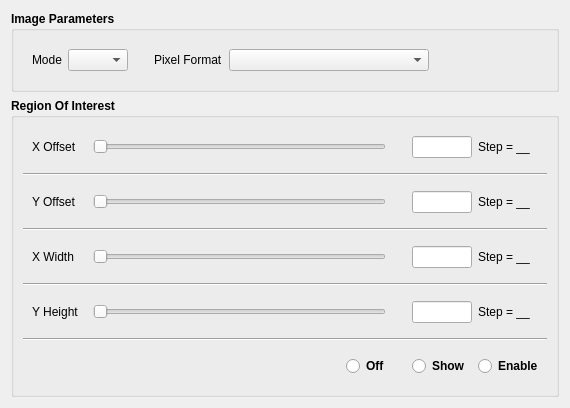
Above: src/gui/format7_settings_dialog.ui from janelia-idf/bias before the change. Below: the same form after it.
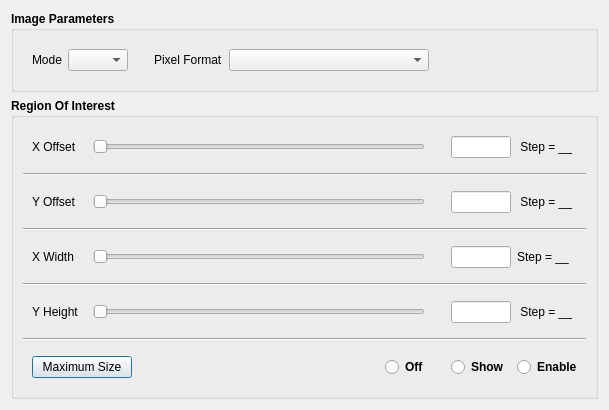
That is the form after the change.

Commit message: Worked on format7 settings dialog.

```diff
--- a/src/gui/format7_settings_dialog.ui
+++ b/src/gui/format7_settings_dialog.ui
@@ -6,8 +6,8 @@
    <rect>
     <x>0</x>
     <y>0</y>
-    <width>570</width>
-    <height>389</height>
+    <width>609</width>
+    <height>393</height>
    </rect>
   </property>
   <property name="sizePolicy">
@@ -191,6 +191,12 @@
            <property name="orientation">
             <enum>Qt::Horizontal</enum>
            </property>
+           <property name="tickPosition">
+            <enum>QSlider::NoTicks</enum>
+           </property>
+           <property name="tickInterval">
+            <number>0</number>
+           </property>
           </widget>
          </item>
          <item>
@@ -264,7 +270,7 @@
             </font>
            </property>
            <property name="text">
-            <string>Step = __</string>
+            <string> Step = __</string>
            </property>
           </widget>
          </item>
@@ -317,6 +323,12 @@
            <property name="orientation">
             <enum>Qt::Horizontal</enum>
            </property>
+           <property name="tickPosition">
+            <enum>QSlider::NoTicks</enum>
+           </property>
+           <property name="tickInterval">
+            <number>0</number>
+           </property>
           </widget>
          </item>
          <item>
@@ -390,7 +402,7 @@
             </font>
            </property>
            <property name="text">
-            <string>Step = __</string>
+            <string> Step = __</string>
            </property>
           </widget>
          </item>
@@ -443,6 +455,12 @@
            <property name="orientation">
             <enum>Qt::Horizontal</enum>
            </property>
+           <property name="tickPosition">
+            <enum>QSlider::NoTicks</enum>
+           </property>
+           <property name="tickInterval">
+            <number>0</number>
+           </property>
           </widget>
          </item>
          <item>
@@ -569,6 +587,12 @@
            <property name="orientation">
             <enum>Qt::Horizontal</enum>
            </property>
+           <property name="tickPosition">
+            <enum>QSlider::NoTicks</enum>
+           </property>
+           <property name="tickInterval">
+            <number>0</number>
+           </property>
           </widget>
          </item>
          <item>
@@ -642,7 +666,7 @@
             </font>
            </property>
            <property name="text">
-            <string>Step = __</string>
+            <string> Step = __</string>
            </property>
           </widget>
          </item>
@@ -662,6 +686,37 @@
       <item>
        <widget class="QWidget" name="widget_5" native="true">
         <layout class="QHBoxLayout" name="horizontalLayout_2">
+         <item>
+          <widget class="QPushButton" name="roiMaxSizePushButtonPtr_">
+           <property name="sizePolicy">
+            <sizepolicy hsizetype="Fixed" vsizetype="Fixed">
+             <horstretch>0</horstretch>
+             <verstretch>0</verstretch>
+            </sizepolicy>
+           </property>
+           <property name="minimumSize">
+            <size>
+             <width>100</width>
+             <height>0</height>
+            </size>
+           </property>
+           <property name="maximumSize">
+            <size>
+             <width>100</width>
+             <height>16777215</height>
+            </size>
+           </property>
+           <property name="font">
+            <font>
+             <weight>50</weight>
+             <bold>false</bold>
+            </font>
+           </property>
+           <property name="text">
+            <string>Maximum Size</string>
+           </property>
+          </widget>
+         </item>
          <item>
           <spacer name="horizontalSpacer_2">
            <property name="orientation">
```
Left out of the diff: 12 changed lines with no effect on the pictures. The commit also changes 3 other files.
